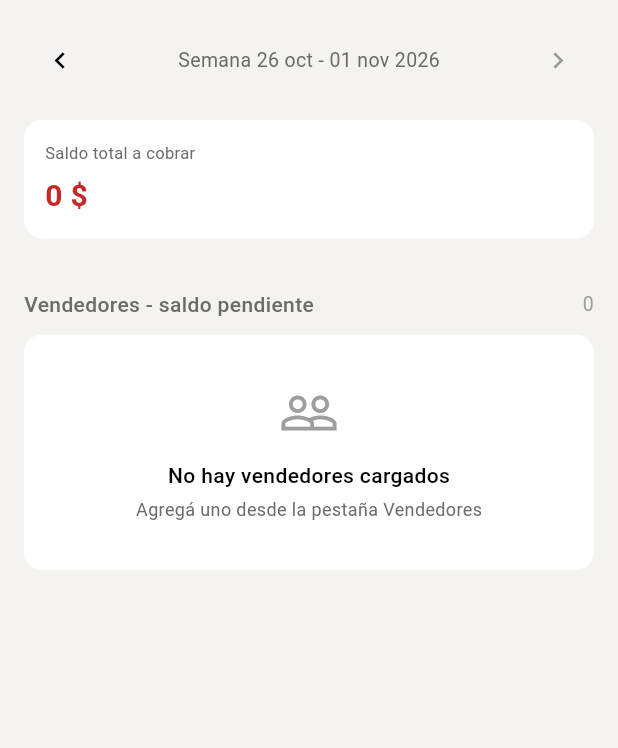
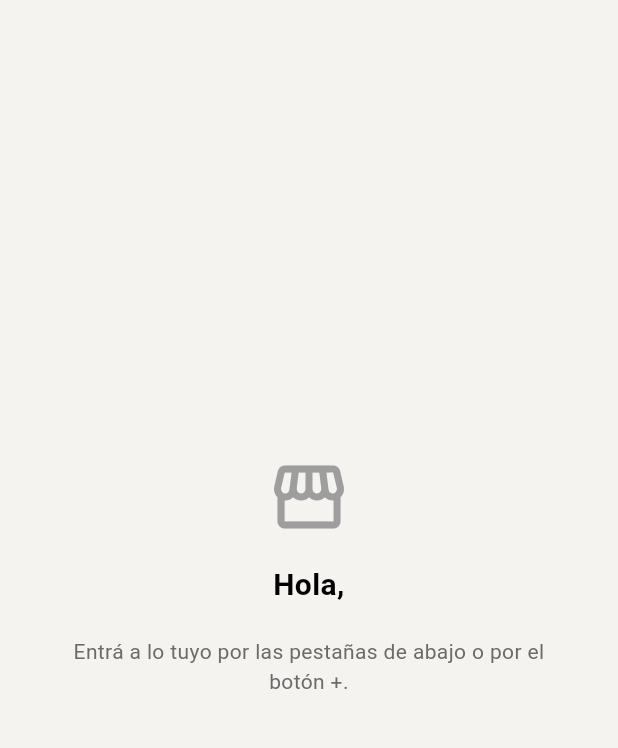
Before and after one commit to milifs/matarife-system, a Flutter app: the HomeScreen screen opened directly, on a phone screen of 412 x 824 dp, the part 84-832 px from its top. Run offline on Flutter 3.47's test engine with Material 3 defaults, Android fonts, the phone set to English and light mode, and no system bars; our stand-ins replace image_picker, pdf, printing, shared_preferences, supabase_flutter; missing offline and left inert: dart:html; accounts and stored records are empty.

Commit message:
Mostrar la plata del negocio solo al dueño
La Encargada de Deposito entraba a la app y la pantalla de Inicio le
mostraba el saldo total a cobrar del negocio y la deuda de cada vendedor.
Su rol tiene un solo permiso (gestionar_deposito), asi que Inicio era la
unica pantalla a la que entraba, y le mostraba justo lo que no tiene que
ver.

El corte va arriba de todo (if (!app.esAdmin)) y no card por card: asi no
queda ninguna tarjeta suelta sin gate, ni ahora ni cuando se agregue la
proxima. Los roles que no son admin ven un Inicio sin plata.

En la misma pasada se tapa un agujero peor: la Nota de credito / debito
estaba en el menu del + sin ningun gate desde v18.21, asi que ese mismo rol
podia ver el saldo de cualquier cliente y ademas modificarlo. Ahora pide
crear_pago, que la deja donde ya estaba (admin, Secretaria, Cobrador) y la
saca del Encargado de Deposito, sin migracion ni permiso nuevo.

Ojo que siguen siendo gates de UI: las tablas tienen RLS off y la app usa
la publishable key, asi que los datos viajan igual al navegador.

Co-Authored-By: Claude Opus 5 <noreply@anthropic.com>

```diff
--- a/don_chacho/lib/screens/home_screen.dart
+++ b/don_chacho/lib/screens/home_screen.dart
@@ -95,6 +95,12 @@ class _HomeScreenState extends State<HomeScreen> {
             );
           }
 
+          // El dashboard es del dueño: el saldo total a cobrar y la deuda
+          // de cada vendedor son la plata del negocio de conjunto. Lo veía
+          // cualquier rol, incluido el Encargado de Depósito, que no tiene
+          // ninguna otra pantalla con plata.
+          if (!app.esAdmin) return _inicioSinPlata(app);
+
           final vencidos = app.clientesConSaldoVencido();
           final kgPorTipo = app.kgVendidosSemanasPorTipo(_semanaRef);
           final mediasPorTipo = app.mediasVendidasSemanasPorTipo(_semanaRef);
@@ -160,7 +166,8 @@ class _HomeScreenState extends State<HomeScreen> {
                 ),
                 const SizedBox(height: 10),
 
-                if (app.esAdmin) ...[
+                // (Desde acá abajo siempre es el admin: el resto no llega.)
+                ...[
                   // ── Kg vendidos por tipo ──
                   Row(
                     children: [
@@ -329,6 +336,44 @@ class _HomeScreenState extends State<HomeScreen> {
             ),
           );
         },
+      ),
+    );
+  }
+
+  /// Inicio de los roles que no son el dueño. No muestra plata: cada uno
+  /// entra a lo suyo por las pestañas de abajo o por el botón +.
+  Widget _inicioSinPlata(AppProvider app) {
+    final usuario = app.usuarioActual;
+    return Center(
+      child: Padding(
+        padding: const EdgeInsets.all(32),
+        child: Column(
+          mainAxisSize: MainAxisSize.min,
+          children: [
+            const Icon(Icons.storefront_outlined,
+                size: 56, color: AppTheme.textHint),
+            const SizedBox(height: 16),
+            Text(
+              'Hola, ${usuario?.nombreCompleto ?? ''}'.trim(),
+              textAlign: TextAlign.center,
+              style: const TextStyle(
+                  fontSize: 20, fontWeight: FontWeight.w600),
+            ),
+            if (usuario?.rol != null) ...[
+              const SizedBox(height: 4),
+              Text(usuario!.rol!.nombre,
+                  style: const TextStyle(
+                      fontSize: 13, color: AppTheme.textSecondary)),
+            ],
+            const SizedBox(height: 20),
+            const Text(
+              'Entrá a lo tuyo por las pestañas de abajo '
+              'o por el botón +.',
+              textAlign: TextAlign.center,
+              style: TextStyle(fontSize: 14, color: AppTheme.textSecondary),
+            ),
+          ],
+        ),
       ),
     );
   }
--- a/don_chacho/lib/utils/app_config.dart
+++ b/don_chacho/lib/utils/app_config.dart
@@ -9,7 +9,7 @@
 class AppConfig {
   /// Versión de la app. Se adjunta a cada ticket de soporte para saber
   /// contra qué build se reportó el problema.
-  static const String version = 'v19.13';
+  static const String version = 'v19.14';
 
   /// Nombre del cliente dueño de este deploy. Va en el mensaje de soporte
   /// para distinguir de qué instalación viene el reclamo.
```
Also changed, not shown: don_chacho/lib/main.dart (+7 -1 lines), 2 other files.
